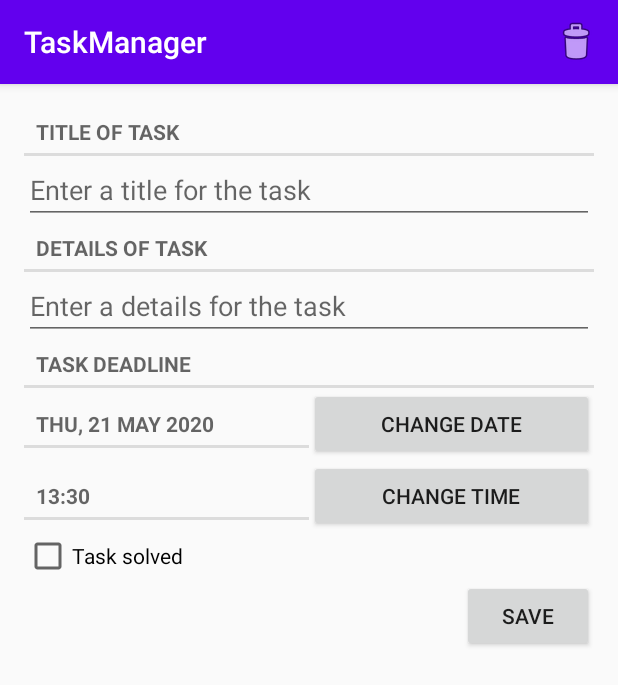
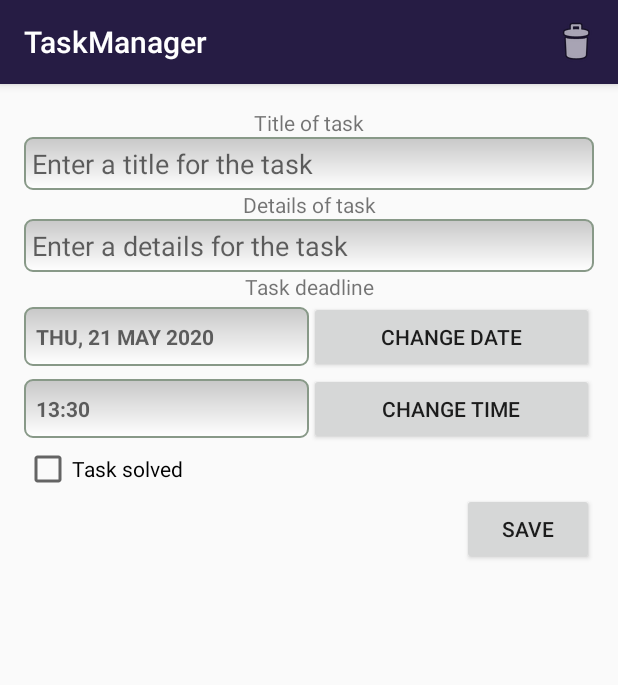
Before and after one commit to jeksonshar/MyTaskManeger, an Android app: the screen it shows after launch (TaskListActivity), after a tap on "addTask", on a phone screen of 412 x 824 dp. Shown: the top 685 px of the screen. Run offline under Robolectric (Android 15) with nearby library versions, the phone set to English and light mode, and no system bars; our stand-ins replace Room's generated code.

Commit message:
Changed them of app, added in menu items "Hide solved tasks", "Unhide all tasks", "Sorted by deadline", "Sorted by created date"

```diff
--- a/app/src/main/java/com/jeksonshar/mytaskmaneger/list/TaskListFragment.java
+++ b/app/src/main/java/com/jeksonshar/mytaskmaneger/list/TaskListFragment.java
@@ -2,9 +2,13 @@ package com.jeksonshar.mytaskmaneger.list;
 
 import android.os.Bundle;
 import android.view.LayoutInflater;
+import android.view.Menu;
+import android.view.MenuInflater;
+import android.view.MenuItem;
 import android.view.View;
 import android.view.ViewGroup;
 import android.widget.ImageButton;
+import android.widget.Toast;
 
 import androidx.annotation.NonNull;
 import androidx.annotation.Nullable;
@@ -78,6 +82,29 @@ public class TaskListFragment extends Fragment {
     }
 
     @Override
+    public void onCreateOptionsMenu(@NonNull Menu menu, @NonNull MenuInflater inflater) {
+        inflater.inflate(R.menu.task_list_menu, menu);
+    }
+
+    @Override
+    public boolean onOptionsItemSelected(@NonNull MenuItem item) {
+        if (item.getItemId() == R.id.hide_solved) {
+            Toast.makeText(getContext(), "Hide...", Toast.LENGTH_LONG).show();
+            //TODO
+        } else if (item.getItemId() == R.id.un_hide) {
+            Toast.makeText(getContext(), "Unhide all...", Toast.LENGTH_LONG).show();
+            //TODO
+        } else if (item.getItemId() == R.id.sorted_by_deadline) {
+            Toast.makeText(getContext(), "Sorted by deadline...", Toast.LENGTH_LONG).show();
+            //TODO
+        } else if (item.getItemId() == R.id.sorted_by_creation_date) {
+            Toast.makeText(getContext(), "Sorted by created date...", Toast.LENGTH_LONG).show();
+            //TODO
+        }
+        return super.onOptionsItemSelected(item);
+    }
+
+    @Override
     public void onResume() {
         super.onResume();
         mRepository.addListener(repositoryListener);
--- /dev/null
+++ b/app/src/main/res/drawable/edit_text_stile.xml
@@ -0,0 +1,14 @@
+<?xml version="1.0" encoding="utf-8"?>
+<shape
+    xmlns:android="http://schemas.android.com/apk/res/android"
+    android:shape="rectangle">
+    <stroke
+        android:width="1dp"
+        android:color="#889988"/>
+    <corners android:radius="5dp"/>
+    <gradient
+        android:startColor="#C8C8C8"
+        android:endColor="#FFFFFF"
+        android:type="linear"
+        android:angle="270"/>
+</shape>
--- a/app/src/main/res/layout/fragment_task_details.xml
+++ b/app/src/main/res/layout/fragment_task_details.xml
@@ -12,33 +12,37 @@
         android:orientation="vertical">
 
         <TextView
-            style="?android:listSeparatorTextViewStyle"
             android:layout_width="match_parent"
             android:layout_height="wrap_content"
+            android:gravity="center_horizontal"
             android:text="@string/title"/>
 
         <EditText
             android:id="@+id/task_title_view"
             android:layout_width="match_parent"
             android:layout_height="wrap_content"
+            android:background="@drawable/edit_text_stile"
+            android:padding="5dp"
             android:hint="@string/enter_a_title_for_the_task"/>
 
         <TextView
-            style="?android:listSeparatorTextViewStyle"
             android:layout_width="match_parent"
             android:layout_height="wrap_content"
+            android:gravity="center_horizontal"
             android:text="@string/details"/>
 
         <EditText
             android:id="@+id/task_details_view"
             android:layout_width="match_parent"
             android:layout_height="wrap_content"
+            android:background="@drawable/edit_text_stile"
+            android:padding="5dp"
             android:hint="@string/enter_a_details_for_the_task"/>
 
         <TextView
-            style="?android:listSeparatorTextViewStyle"
             android:layout_width="match_parent"
             android:layout_height="wrap_content"
+            android:gravity="center_horizontal"
             android:text="@string/task_deadline"/>
 
         <LinearLayout
@@ -52,6 +56,8 @@
                 android:layout_width="0dp"
                 android:layout_height="wrap_content"
                 android:layout_weight="1"
+                android:background="@drawable/edit_text_stile"
+                android:padding="10dp"
                 tools:text="May 21, 2019"/>
 
             <Button
@@ -73,6 +79,8 @@
                 android:layout_width="0dp"
                 android:layout_height="wrap_content"
                 android:layout_weight="1"
+                android:background="@drawable/edit_text_stile"
+                android:padding="10dp"
                 tools:text="20:00"/>
 
             <Button
--- /dev/null
+++ b/app/src/main/res/menu/task_list_menu.xml
@@ -0,0 +1,31 @@
+<?xml version="1.0" encoding="utf-8"?>
+<menu
+    xmlns:android="http://schemas.android.com/apk/res/android"
+    xmlns:app="http://schemas.android.com/apk/res-auto"
+    xmlns:tools="http://schemas.android.com/tools"
+    tools:context=".list.TaskListActivity">
+
+    <item
+        android:id="@+id/hide_solved"
+        android:orderInCategory="100"
+        android:title="@string/hide_solved"
+        app:showAsAction="never"/>
+
+    <item
+        android:id="@+id/un_hide"
+        android:orderInCategory="100"
+        android:title="@string/un_hide_solved"
+        app:showAsAction="never"/>
+
+    <item
+        android:id="@+id/sorted_by_deadline"
+        android:orderInCategory="100"
+        android:title="@string/sorted_by_deadline"
+        app:showAsAction="never"/>
+
+    <item
+        android:id="@+id/sorted_by_creation_date"
+        android:orderInCategory="100"
+        android:title="@string/sorted_by_creation_date"
+        app:showAsAction="never"/>
+</menu>
--- a/app/src/main/res/values/colors.xml
+++ b/app/src/main/res/values/colors.xml
@@ -1,6 +1,12 @@
 <?xml version="1.0" encoding="utf-8"?>
 <resources>
+<!--
     <color name="colorPrimary">#6200EE</color>
     <color name="colorPrimaryDark">#3700B3</color>
     <color name="colorAccent">#03DAC5</color>
+-->
+    <color name="colorPrimary">#261c44</color>
+    <color name="colorPrimaryDark">#10041c</color>
+    <color name="colorAccent">#03DAC5</color>
+    <color name="colorPhone">#EFEFEF</color>
 </resources>
--- a/app/src/main/res/values/strings.xml
+++ b/app/src/main/res/values/strings.xml
@@ -13,5 +13,9 @@
     <string name="delete">Delete</string>
     <string name="are_you_sure_to_delete">Are you sure you want to delete this item?</string>
     <string name="save">Save</string>
+    <string name="hide_solved">Hide solved tasks</string>
+    <string name="un_hide_solved">Show all tasks</string>
+    <string name="sorted_by_deadline">Sorted list by deadline</string>
+    <string name="sorted_by_creation_date">Sorted by creation date</string>
 
 </resources>
```
Also changed, not shown: 1 other file.
